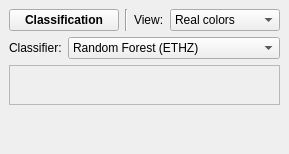
Above: Polyhedron/demo/Polyhedron/Plugins/Classification/Classification_widget.ui from CGAL/cgal before the change. Below: the same form after it.
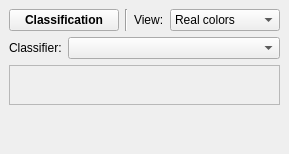
That is the form after the change.

```diff
--- a/Polyhedron/demo/Polyhedron/Plugins/Classification/Classification_widget.ui
+++ b/Polyhedron/demo/Polyhedron/Plugins/Classification/Classification_widget.ui
@@ -98,18 +98,8 @@
       <item>
        <widget class="QComboBox" name="classifier">
         <property name="currentIndex">
-         <number>1</number>
+         <number>-1</number>
         </property>
-        <item>
-         <property name="text">
-          <string>Sum of Weighted Features</string>
-         </property>
-        </item>
-        <item>
-         <property name="text">
-          <string>Random Forest (ETHZ)</string>
-         </property>
-        </item>
        </widget>
       </item>
      </layout>
```
